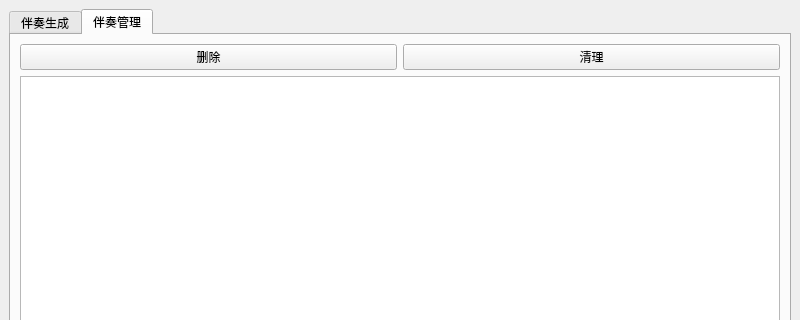
Qt form acco_GUI/acco_mainwindow.ui (dannieldwt/acco_generate_QT) before a commit; both pictures show x 0 to 800 and y 0 to 320 of the 800 by 600 pixel window.
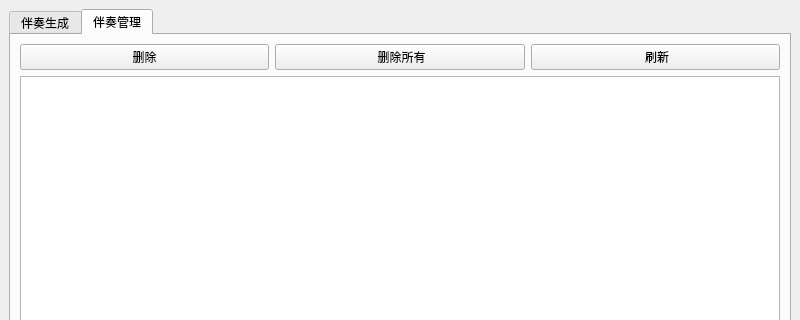
The same form after that commit. The open tabs and pages were chosen to show the change.

What changed in the file:
```diff
--- a/acco_GUI/acco_mainwindow.ui
+++ b/acco_GUI/acco_mainwindow.ui
@@ -195,10 +195,20 @@
         <item row="0" column="1">
          <widget class="QPushButton" name="pushButton_6">
           <property name="text">
-           <string>清理</string>
+           <string> 删除所有</string>
           </property>
          </widget>
         </item>
+        <item row="0" column="2">
+         <widget class="QPushButton" name="RefreshButton">
+          <property name="text">
+           <string> 刷新</string>
+          </property>
+         </widget>
+        </item>
+        <item row="1" column="0" colspan="3">
+         <widget class="QListWidget" name="FileList"/>
+        </item>
        </layout>
       </widget>
      </widget>
```
Left out of the diff: 9 changed lines with no effect on the pictures.
